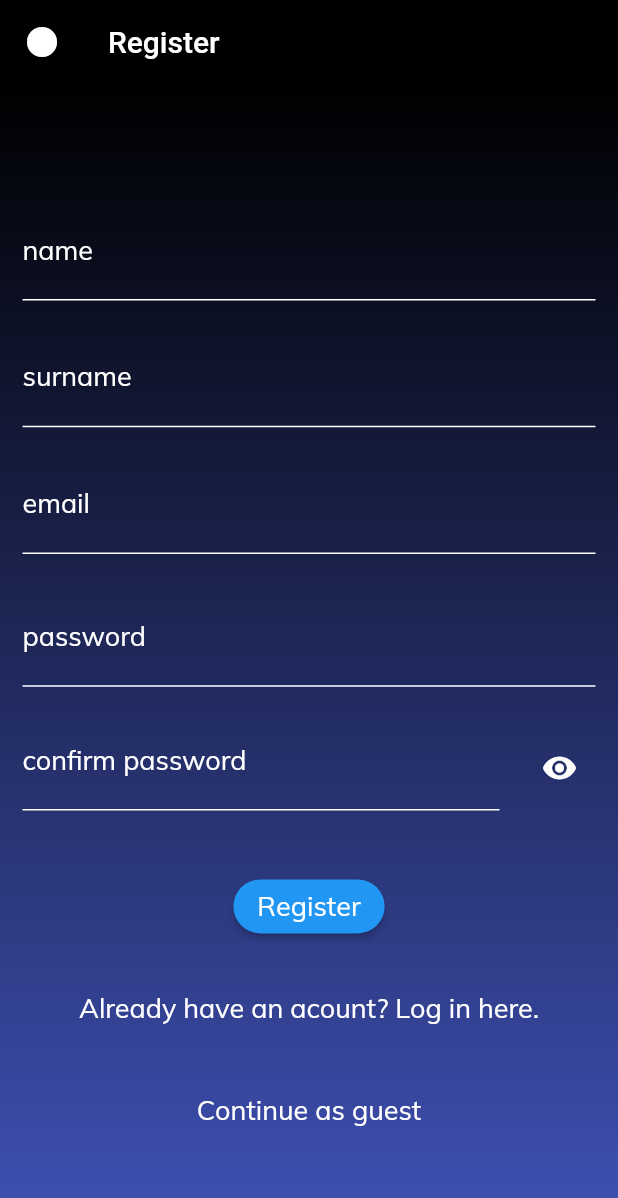
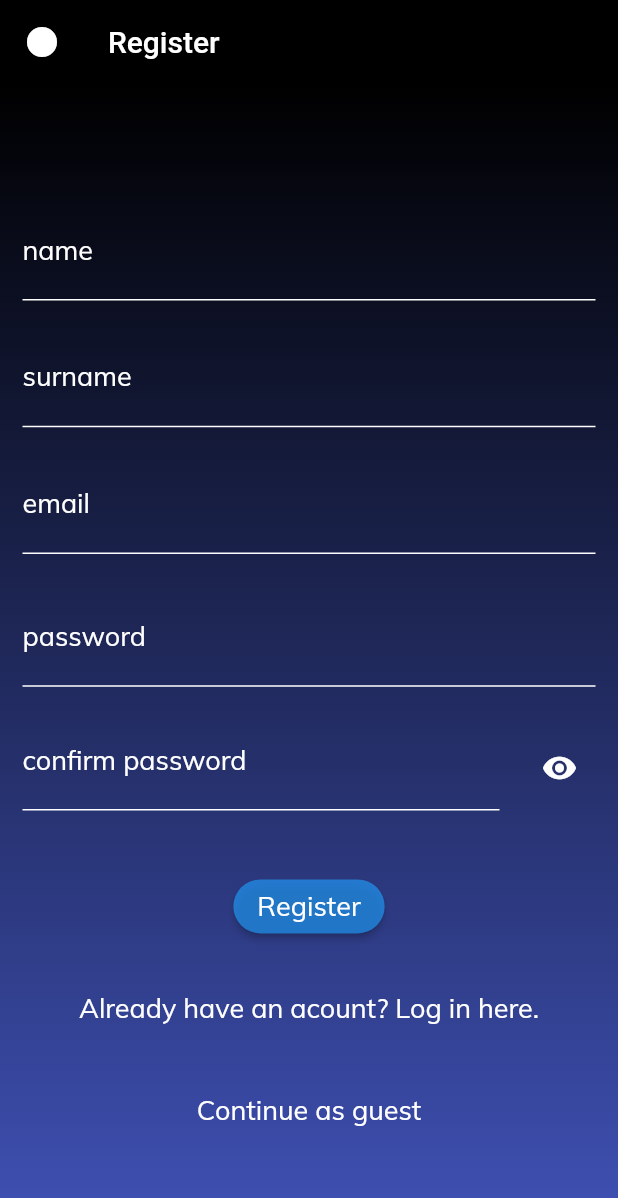
Before and after one commit to kfranic1/Rankless, a Flutter app: the screen it shows after launch, on a phone screen of 412 x 824 dp. Shown: the top 1198 px of the screen. Run offline on Flutter 3.47's test engine with Material 2 defaults, Android fonts, the phone set to English and light mode, and no system bars; our stand-ins replace cloud_firestore, country_code_picker, firebase_auth, firebase_core, firebase_storage, fl_chart and 3 more; missing offline and left inert: customtogglebuttons, searchable_dropdown; accounts and stored records are empty; Roboto replaces fonts that are missing (Muilsh).

Commit message:
interface update

```diff
--- a/lib/shared/Interface.dart
+++ b/lib/shared/Interface.dart
@@ -30,7 +30,7 @@ Decoration backgroundDecoration = BoxDecoration(
         end: Alignment.bottomCenter,
         colors: [Colors.black, const Color(0xff3f51b5)]));
 
-TextStyle surveyNameStyle = TextStyle(
+TextStyle titleNameStyle = TextStyle(
   color: Colors.white,
   fontFamily: 'Mulish',
   fontSize: 25,
@@ -56,8 +56,15 @@ InputDecoration registerInputDecoration = textFieldDecoration.copyWith(
 
 // BUTTONS
 
+Color buttonColor = Colors.blue.withOpacity(0.7);
+
 ButtonStyle textButtonStyleRegister = ButtonStyle(
-  backgroundColor: MaterialStateProperty.all<Color>(Colors.blue),
-  shape: MaterialStateProperty.all<OutlinedBorder>(RoundedRectangleBorder(
-      borderRadius: BorderRadius.all(Radius.circular(20)))),
+  // elevation: MaterialStateProperty.all<double>(5.0),
+  backgroundColor: MaterialStateProperty.all<Color>(buttonColor),
+  shape: MaterialStateProperty.all<OutlinedBorder>(
+    RoundedRectangleBorder(
+      borderRadius: BorderRadius.all(Radius.circular(20)),
+    ),
+  ),
+  // minimumSize: MaterialStateProperty.all<Size>(Size(30, 8)),
 );
```
